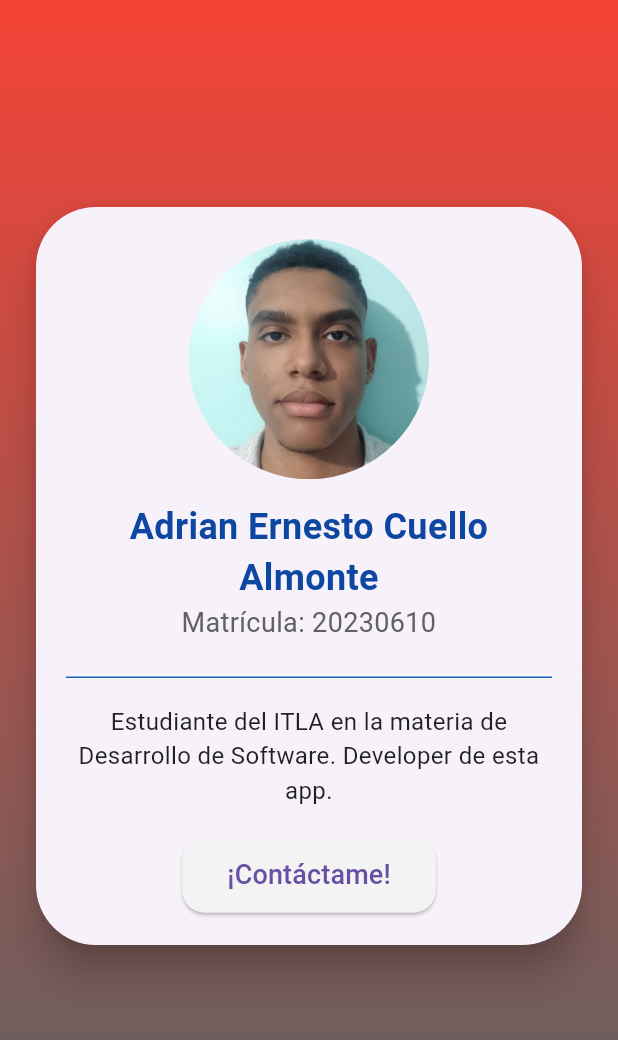
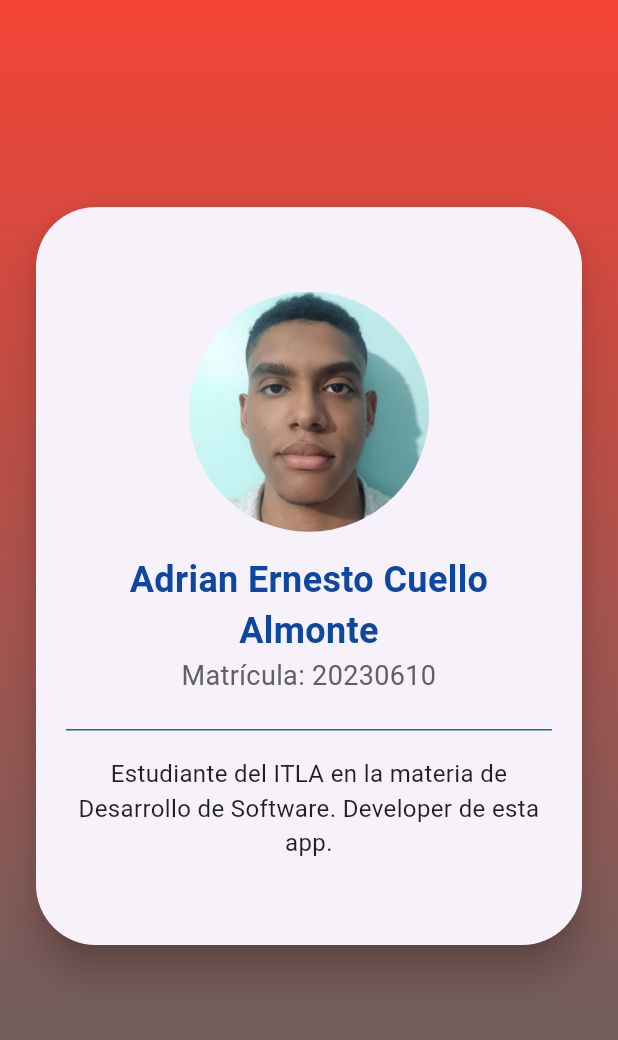
Before and after one commit to Picsaboy/toolbox_app_Amadis, a Flutter app: the AcercaDeScreen screen opened directly, on a phone screen of 412 x 824 dp, the part 84-1124 px from its top. Run offline on Flutter 3.47's test engine with Material 3 defaults, Android fonts, the phone set to English and light mode, and no system bars; our stand-ins replace flutter_svg.

Commit message:
fixing issues y agregar icono al app

```diff
--- a/lib/acerca_de.dart
+++ b/lib/acerca_de.dart
@@ -63,22 +63,6 @@ class AcercaDeScreen extends StatelessWidget {
                         textAlign: TextAlign.center,
                         style: TextStyle(fontSize: 16, color: Colors.black87),
                       ),
-                      SizedBox(height: 20),
-                      ElevatedButton(
-                        onPressed: () {
-                        },
-                        style: ElevatedButton.styleFrom(
-                          backgroundColor: const Color.fromARGB(255, 243, 243, 243),
-                          shape: RoundedRectangleBorder(
-                            borderRadius: BorderRadius.circular(15),
-                          ),
-                          padding: EdgeInsets.symmetric(horizontal: 30, vertical: 12),
-                        ),
-                        child: Text(
-                          "¡Contáctame!",
-                          style: TextStyle(fontSize: 18),
-                        ),
-                      ),
                     ],
                   ),
                 ),
--- a/lib/main.dart
+++ b/lib/main.dart
@@ -37,7 +37,7 @@ class HomeScreen extends StatelessWidget {
           mainAxisAlignment: MainAxisAlignment.center,
           children: [
             Image.asset('assets/toolbox.png'),
-            Text("Bienvenido a la app de predicciones", style: TextStyle(fontSize: 18)),
+            Text("Bienvenido al toolbox app", style: TextStyle(fontSize: 18)),
           ],
         )
       ),
```
Also changed, not shown: pubspec.yaml (+11 -5 lines), pubspec.lock.
